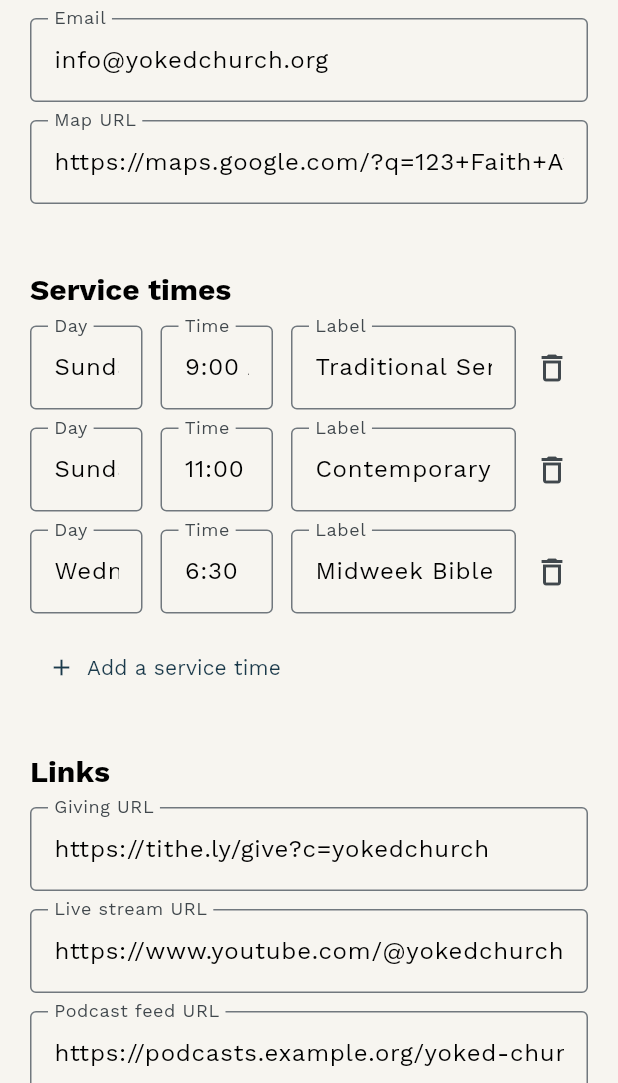
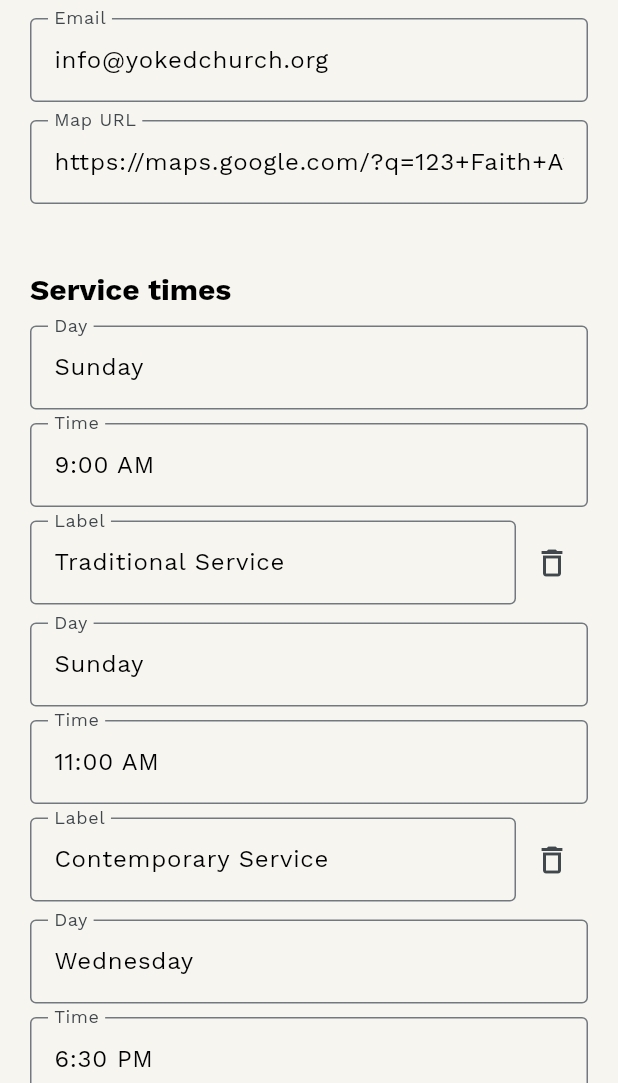
Before and after one commit to natehale05-gif/Yoked-Church-Web-App, a Flutter app: the SettingsAdminScreen screen opened by its route, scrolled down 1728 dp, on a phone screen of 412 x 824 dp, the part 153-1236 px from its top. Run offline on Flutter 3.47's test engine with Material 3 defaults, Android fonts, the phone set to English and light mode, and no system bars; our stand-ins replace cloud_firestore, file_picker, firebase_auth, firebase_core, firebase_storage, flutter_riverpod and 2 more; missing offline and left inert: dart:js_interop; accounts and stored records are empty; project files that could hold a hidden picture were left out.

Commit message:
M7.2: the cramping the overflow test could not see
M7.1 fixed everything that threw. Driving the same screens in Chromium at
390x844 found the other half of the problem: layouts that fit and are
still unusable, which no layout assertion can catch.

The form builder was the clearest case. Two `SwitchListTile`s side by
side left each about ninety pixels, so "Published" wrapped onto four
lines - "/forms/", "summer-", "camp" - beside a switch squeezed against
it. Nothing overflowed. Nobody could use it either.

Same shape in two screens the overflow test had cleared:

- Church settings put day, time and label for a service in one row. Three
  fields sharing a phone's width is a table pretending to be a form.
- The profile's household rows did the same with name, relationship and
  date of birth.

All three now use `ResponsiveRow`, with the delete button kept beside the
field it belongs to rather than orphaned on its own line. The builder's
deadline picker and save button get a line each.

Verified by reading the screenshots rather than glancing at them: the
kids desk, the form builder, the profile and the admin lists are things a
person could actually use on a phone now, not just things that rendered.

285 tests, analyze clean, release build green.

One gap worth naming: the connect inbox card was fixed and covered by the
widget test with seeded data, but the zero-backend demo ships no connect
submissions, so the browser pass saw an empty state there rather than the
card.

Co-Authored-By: Claude Opus 5 <noreply@anthropic.com>
Claude-Session: https://claude.ai/code/session_011bH9r6mhytWN6A2L1hakkf

```diff
--- a/lib/features/admin/presentation/settings_admin_screen.dart
+++ b/lib/features/admin/presentation/settings_admin_screen.dart
@@ -4,6 +4,7 @@ import 'package:flutter_riverpod/flutter_riverpod.dart';
 import '../../../core/config/church_settings.dart';
 import '../../../core/config/settings_providers.dart';
 import '../../../core/widgets/app_shell.dart';
+import '../../../core/widgets/responsive.dart';
 import '../../../core/widgets/section_container.dart';
 import '../application/settings_controller.dart';
 import 'admin_header.dart';
@@ -198,24 +199,23 @@ class _SettingsAdminScreenState extends ConsumerState<SettingsAdminScreen> {
                   for (var i = 0; i < _serviceTimes.length; i++)
                     Padding(
                       padding: const EdgeInsets.only(bottom: 12),
-                      child: Row(
+                      // Day, time and label share about ninety pixels each
+                      // on a phone. Stacked, they are just three fields.
+                      child: ResponsiveRow(
+                        spacing: 12,
+                        flex: const [1, 1, 2],
                         children: [
-                          Expanded(
-                            child: TextField(
+                          TextField(
                             controller: _serviceTimes[i].day,
                             decoration: const InputDecoration(labelText: 'Day'),
                           ),
-                          ),
-                          const SizedBox(width: 12),
-                          Expanded(
-                            child: TextField(
+                          TextField(
                             controller: _serviceTimes[i].time,
                             decoration: const InputDecoration(labelText: 'Time'),
                           ),
-                          ),
-                          const SizedBox(width: 12),
+                          Row(
+                            children: [
                               Expanded(
-                            flex: 2,
                                 child: TextField(
                                   controller: _serviceTimes[i].label,
                                   decoration: const InputDecoration(labelText: 'Label'),
@@ -225,6 +225,8 @@ class _SettingsAdminScreenState extends ConsumerState<SettingsAdminScreen> {
                                 tooltip: 'Remove',
                                 icon: const Icon(Icons.delete_outline),
                                 onPressed: () => setState(() => _serviceTimes.removeAt(i).dispose()),
+                              ),
+                            ],
                           ),
                         ],
                       ),
```
Also changed, not shown: lib/features/account/presentation/profile_screen.dart (+13 -10 lines), lib/features/admin/presentation/forms_admin_screen.dart (+23 -13 lines). Lines whose indentation alone changed are shown as unchanged.
